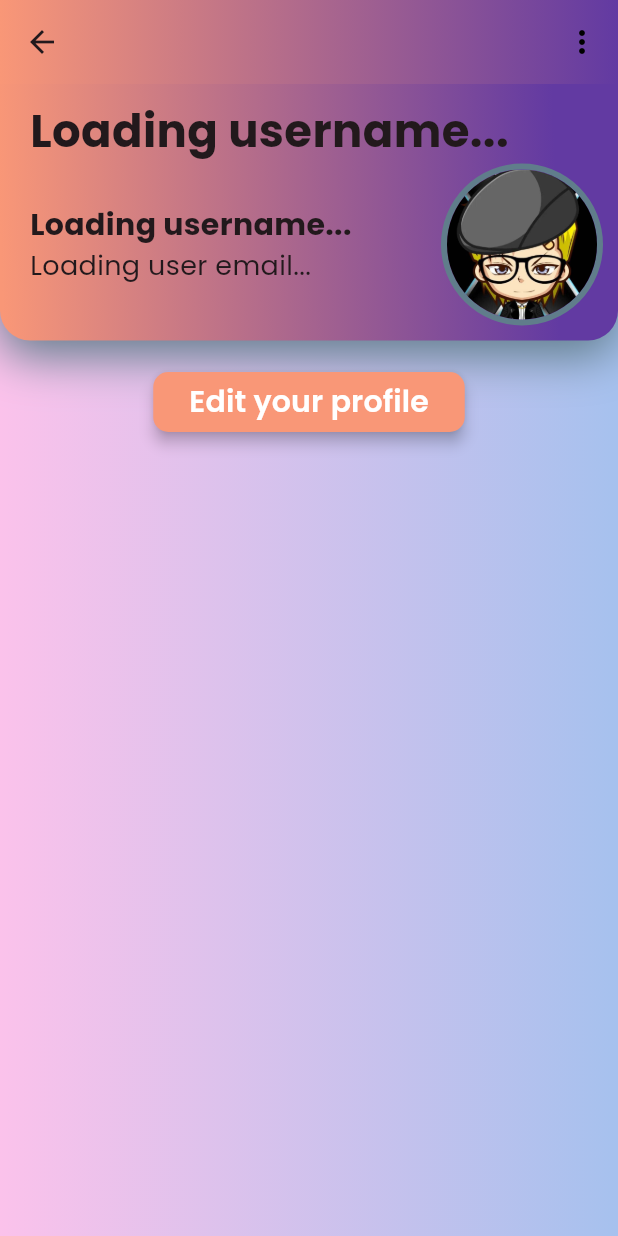
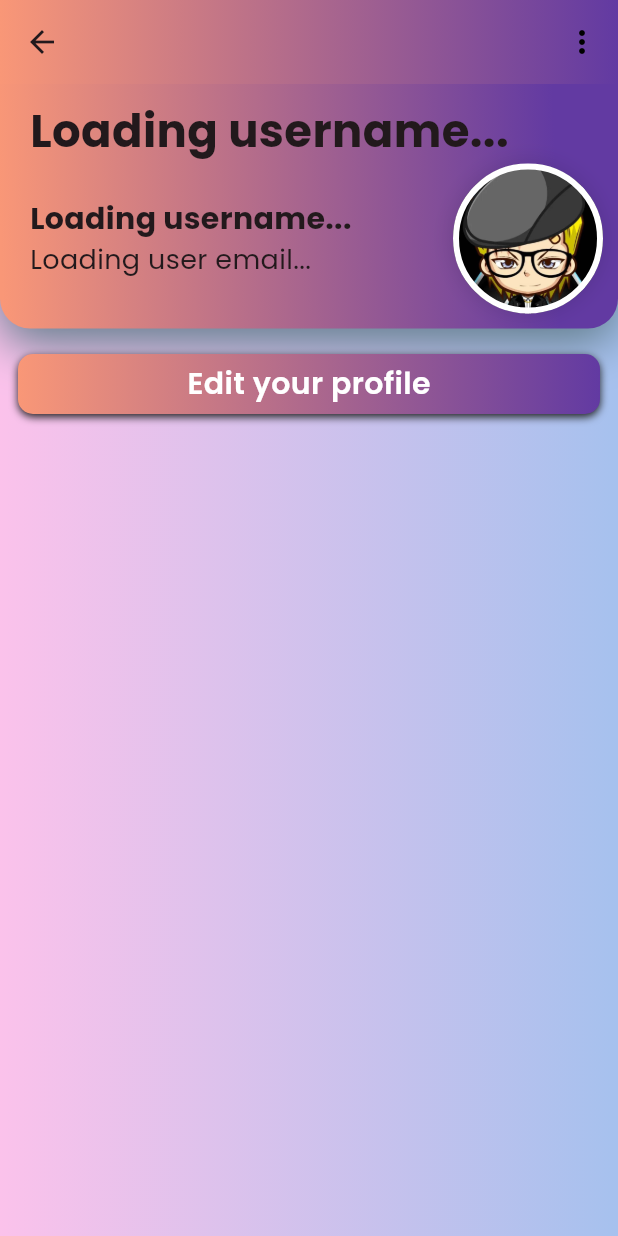
Before and after one commit to WeiHen01/Career_Connect, a Flutter app: the AdminAccount screen opened directly with empty values, on a phone screen of 412 x 824 dp. Run offline on Flutter 3.47's test engine with Material 3 defaults, Android fonts, the phone set to English and light mode, and no system bars; our stand-ins replace circle_nav_bar, dotted_border, file_picker, fl_chart, fluttertoast, google_fonts and 3 more; missing offline and left inert: art_sweetalert, onesignal_flutter, syncfusion_flutter_pdfviewer; accounts and stored records are empty; network calls fail.

Commit message:
Admin Design Modify

```diff
--- a/lib/view/admin/adminaccount.dart
+++ b/lib/view/admin/adminaccount.dart
@@ -1,4 +1,5 @@
 import 'dart:convert';
+import 'dart:typed_data';
 import 'package:art_sweetalert/art_sweetalert.dart';
 import 'package:flutter/material.dart';
 import 'package:http/http.dart' as http;
@@ -47,12 +48,32 @@ class _AdminAccountState extends State<AdminAccount> {
           _user = user;
           userid = user.userId;
           print("User ID: $userid");
+          fetchProfileImage(user.userId);
         });
       } else {
         throw Exception('Failed to fetch user');
       }
     } catch (error) {
       print('Error fetching user: $error');
+    }
+  }
+
+  String imageUrl = "images/avatar01.jpg";
+  Uint8List? _images; // Default image URL
+  Future<void> fetchProfileImage(int userid) async {
+    final prefs = await SharedPreferences.getInstance();
+    String? server = prefs.getString("localhost");
+    final response = await http.get(Uri.parse(
+        'http://$server:8080/inployed/image/getProfileImage/${userid}')
+    );
+
+    if (response.statusCode == 200) {
+      setState(() {
+        _images = response.bodyBytes;
+      });
+    } else {
+      // Handle errors, e.g., display a default image
+      return null;
     }
   }
 
@@ -164,21 +185,24 @@ class _AdminAccountState extends State<AdminAccount> {
                         ),
                         Spacer(),
                         Container(
-                          decoration: BoxDecoration(
+                          width: 100, height: 100, decoration: BoxDecoration(
+                            border: Border.all(width: 4, color: Colors.white),
+                            boxShadow: [
+                              BoxShadow(
+                                  spreadRadius: 2, blurRadius: 10, color: Colors.black.withOpacity(0.1)
+                              ),
+                            ],
                             shape: BoxShape.circle,
-                            border: Border.all(
-                              color: Colors.blueGrey,
-                              width: 4.0,
-                            ),
-                          ),
-                          child: ClipOval(
-                            child: Image.asset(
-                              "images/avatar01.jpg",
-                              height: 100,
-                              width: 100,
-                              fit: BoxFit.cover,
-                            ),
-                          ),
+                            image: _images != null
+                                ? DecorationImage(
+                                fit: BoxFit.cover,
+                                image: MemoryImage(_images!)
+                            )
+                                : DecorationImage(
+                                fit: BoxFit.cover,
+                                image: AssetImage(imageUrl)
+                            )
+                        ),
                         ),
                       ],
                     ),
@@ -239,8 +263,14 @@ class _AdminAccountState extends State<AdminAccount> {
                   //     ),
                   //   ],
                   // ),
-                  ElevatedButton(
-                    onPressed: () {
+
+                  InkWell(
+                    onTap: ()
+                    {
+                      /**
+                       * Navigate to login() function
+                       * for web service request
+                       */
                       print("user id here : $userid");
                       Navigator.push(
                         context,
@@ -248,22 +278,34 @@ class _AdminAccountState extends State<AdminAccount> {
                           builder: (context) => AdminEdit(id: userid),
                         ),
                       );
+
                     },
-                    child: Text(
-                      "Edit your profile",
-                      style: GoogleFonts.poppins(
-                        fontSize: 20,
-                        color: Colors.white,
-                        fontWeight: FontWeight.w600,
+                    child: Container(
+                      width: double.infinity,
+                      height: 40,
+                      decoration: BoxDecoration(
+                        gradient: LinearGradient(
+                            colors: [ Color.fromRGBO(249, 151, 119, 1),
+                              Color.fromRGBO(98, 58, 162, 1),]
+                        ),
+                        borderRadius: BorderRadius.circular(10),
+                        boxShadow: [
+                          BoxShadow(
+                            color: Color(0xFF1f1f1f), // Shadow color
+                            offset: Offset(0, 2), // Offset of the shadow
+                            blurRadius: 4, // Spread of the shadow
+                            spreadRadius: 0, // Spread radius of the shadow
+                          ),
+                        ],
                       ),
-                    ),
-                    style: ElevatedButton.styleFrom(
-                      primary: Color.fromRGBO(249, 151, 119, 1),
-                      onPrimary: Color.fromRGBO(98, 58, 162, 1),
-                      shape: RoundedRectangleBorder(
-                        borderRadius: BorderRadius.circular(10),
+                      child: Center(
+                        child: Text(
+                            "Edit your profile",
+                            style: GoogleFonts.poppins(
+                                fontSize: 20, color: Colors.white,
+                                fontWeight: FontWeight.w600
+                            )),
                       ),
-                      elevation: 4,
                     ),
                   ),
                 ],
--- a/lib/view/admin/adminlogin.dart
+++ b/lib/view/admin/adminlogin.dart
@@ -219,6 +219,7 @@ class _AdminLoginPageState extends State<AdminLoginPage> {
                     children: [
                       Text("ADMIN",
                           style: GoogleFonts.poppins(
+                            color: Colors.white,
                             fontWeight: FontWeight.bold,
                             fontSize: 35,
                             shadows: [
@@ -231,6 +232,7 @@ class _AdminLoginPageState extends State<AdminLoginPage> {
                           )),
                       Text("LOGIN",
                           style: GoogleFonts.poppins(
+                            color: Colors.white,
                             fontWeight: FontWeight.bold,
                             fontSize: 35,
                             shadows: [
```
Also changed, not shown: lib/view/admin/adminedit.dart (+78 -2 lines), lib/view/admin/adminhome.dart (+23 -33 lines), lib/view/admin/adminstatistic.dart (+32 -4 lines).
